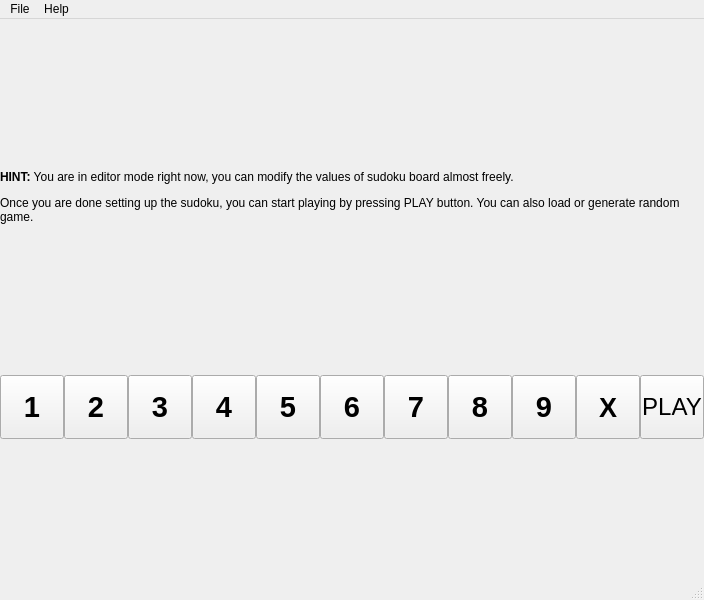
First picture: the form in mainwindow.ui, repository benapetr/sudoku, before the edit.
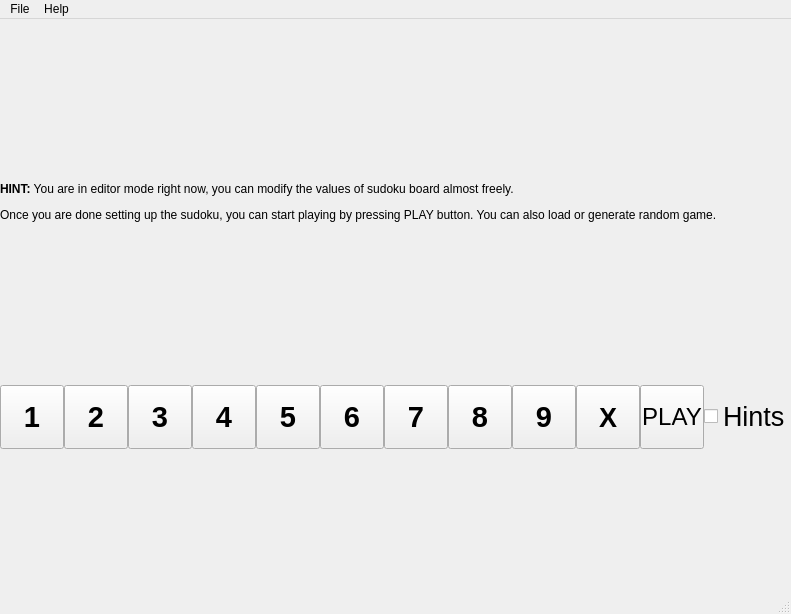
Second picture: the form after the edit.

```diff
--- a/mainwindow.ui
+++ b/mainwindow.ui
@@ -6,8 +6,8 @@
    <rect>
     <x>0</x>
     <y>0</y>
-    <width>651</width>
-    <height>600</height>
+    <width>669</width>
+    <height>614</height>
    </rect>
   </property>
   <property name="windowTitle">
@@ -388,6 +388,18 @@
         </property>
        </widget>
       </item>
+      <item>
+       <widget class="QCheckBox" name="checkBox">
+        <property name="font">
+         <font>
+          <pointsize>20</pointsize>
+         </font>
+        </property>
+        <property name="text">
+         <string>Hints</string>
+        </property>
+       </widget>
+      </item>
       <item>
        <spacer name="horizontalSpacer_2">
         <property name="orientation">
@@ -410,7 +422,7 @@
     <rect>
      <x>0</x>
      <y>0</y>
-     <width>651</width>
+     <width>669</width>
      <height>22</height>
     </rect>
    </property>
```
